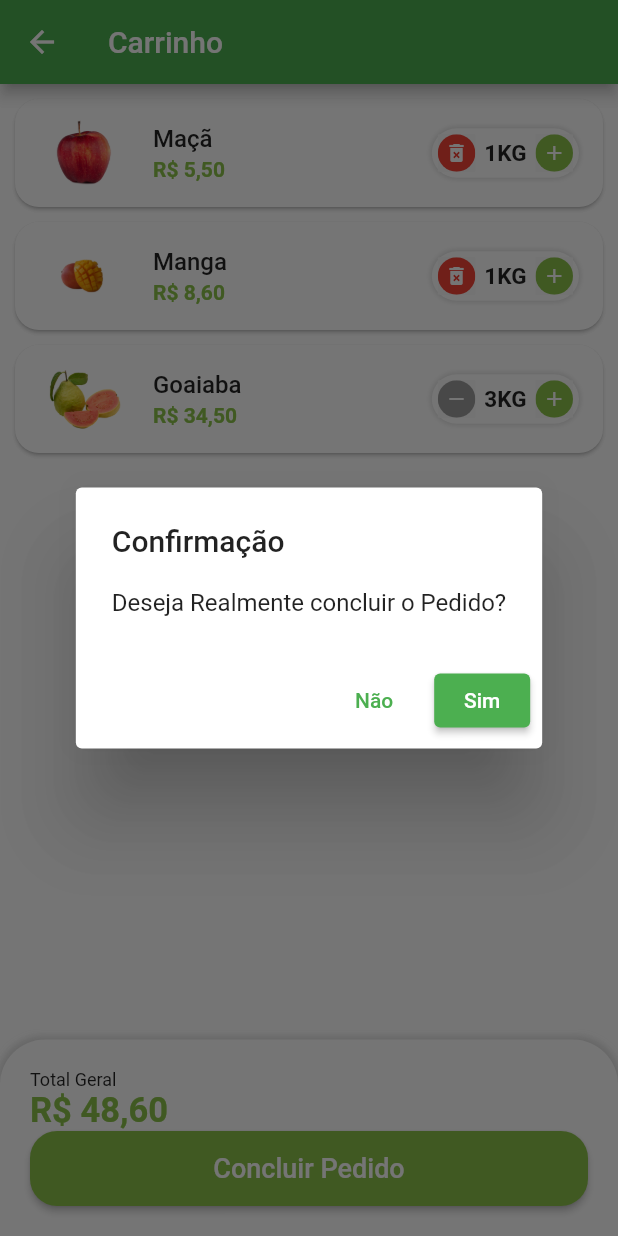
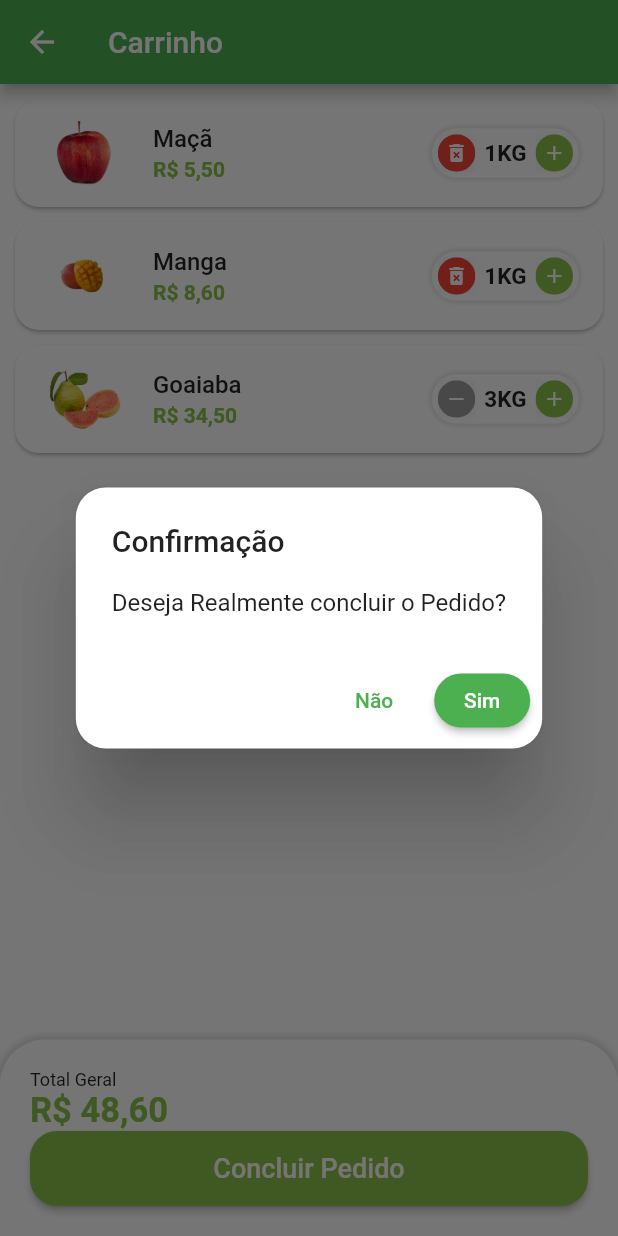
Before and after one commit to MauricioRDev/app_quitanda, a Flutter app: the CartTab screen opened directly, after a tap on "Concluir Pedido", on a phone screen of 412 x 824 dp. Run offline on Flutter 3.47's test engine with Material 2 defaults, Android fonts, the light colour scheme and no system bars; our stand-ins replace animated_text_kit, badges, mask_text_input_formatter.

Commit message:
Finalizado tela do carrinho

```diff
--- a/app_quitanda/lib/src/pages/cart/cart_tab.dart
+++ b/app_quitanda/lib/src/pages/cart/cart_tab.dart
@@ -92,8 +92,10 @@ class _CartTabState extends State<CartTab> {
                         borderRadius: BorderRadius.circular(18),
                       ),
                     ),
-                    onPressed: () {
-                      showOrderConfirmation();
+                    onPressed: () async {
+                      bool? result = await showOrderConfirmation();
+
+                      print(result);
                     },
                     child: const Text(
                       'Concluir Pedido',
@@ -116,15 +118,27 @@ class _CartTabState extends State<CartTab> {
       context: context,
       builder: (context) {
         return AlertDialog(
+          shape: RoundedRectangleBorder(
+            borderRadius: BorderRadius.circular(20),
+          ),
           title: const Text('Confirmação'),
           content: const Text('Deseja Realmente concluir o Pedido?'),
           actions: [
             TextButton(
-              onPressed: () {},
+              onPressed: () {
+                Navigator.of(context).pop(false);
+              },
               child: const Text('Não'),
             ),
             ElevatedButton(
-              onPressed: () {},
+              style: ElevatedButton.styleFrom(
+                shape: RoundedRectangleBorder(
+                  borderRadius: BorderRadius.circular(20),
+                ),
+              ),
+              onPressed: () {
+                Navigator.of(context).pop(true);
+              },
               child: const Text('Sim'),
             ),
           ],
```
